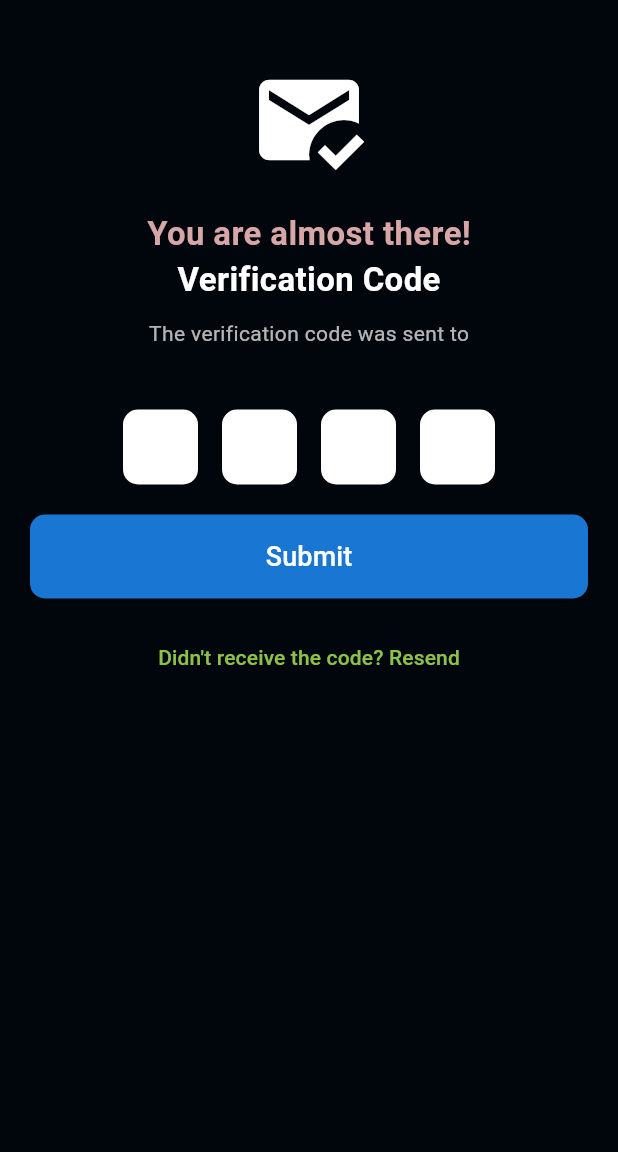
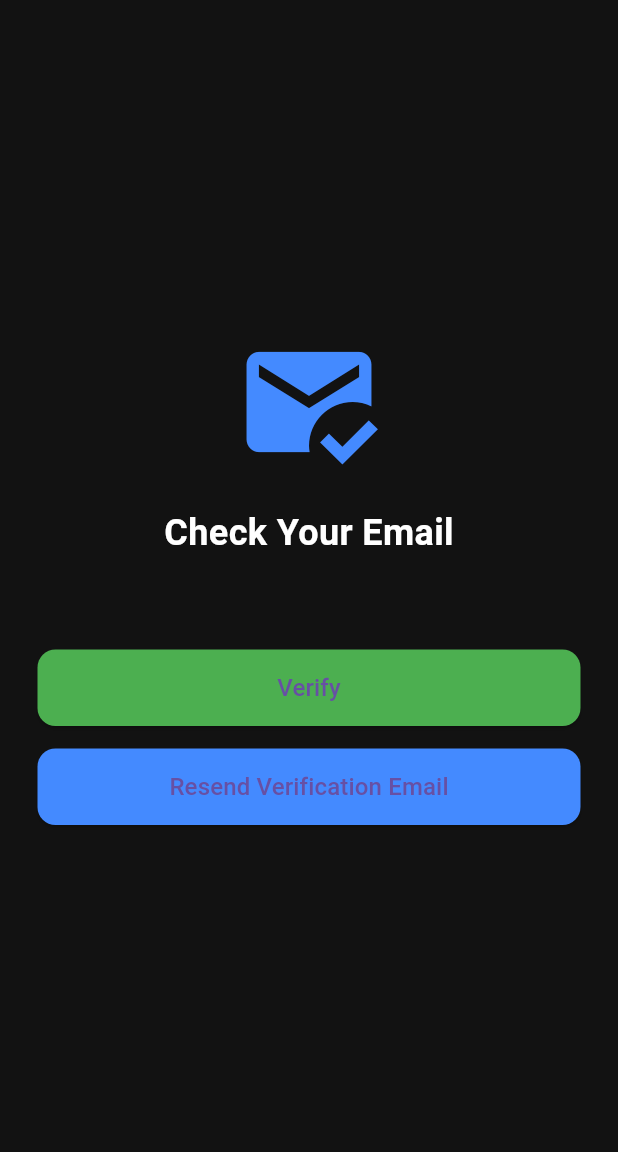
Before and after one commit to mohaiminulnirob/SWE-250_Android_App, a Flutter app: the VerificationPage screen opened directly with empty values, on a phone screen of 412 x 824 dp, the part 84-1236 px from its top. Run offline on Flutter 3.47's test engine with Material 3 defaults, Android fonts, the phone set to English and light mode, and no system bars; our stand-ins replace cloud_firestore, firebase_auth, firebase_core, table_calendar; accounts and stored records are empty; network calls fail.

Commit message:
add firebase authentication to verify email

```diff
--- a/lib/pages/verification_page.dart
+++ b/lib/pages/verification_page.dart
@@ -1,126 +1,148 @@
 import 'package:flutter/material.dart';
+import 'package:firebase_auth/firebase_auth.dart';
+import 'package:cloud_firestore/cloud_firestore.dart';
 import 'package:project/widgets/custom_app_bar.dart';
 
 class VerificationPage extends StatefulWidget {
+  final String username;
   final String email;
+  final String registration;
+  final String password;
 
-  const VerificationPage({super.key, required this.email});
+  const VerificationPage({
+    super.key,
+    required this.username,
+    required this.email,
+    required this.registration,
+    required this.password,
+  });
 
   @override
   VerificationPageState createState() => VerificationPageState();
 }
 
 class VerificationPageState extends State<VerificationPage> {
-  final List<TextEditingController> controllers =
-      List.generate(4, (index) => TextEditingController());
+  bool _isLoading = false;
+  final FirebaseAuth _auth = FirebaseAuth.instance;
+  final FirebaseFirestore _firestore = FirebaseFirestore.instance;
 
-  void verifyCode() {
-    String enteredCode =
-        controllers.map((controller) => controller.text).join();
-    if (enteredCode.length == 4) {
+  Future<void> _checkVerification() async {
+    setState(() => _isLoading = true);
+
+    await _auth.currentUser?.reload();
+    if (_auth.currentUser!.emailVerified) {
+      await _saveUserToFirestore();
+      if (mounted) {
+        ScaffoldMessenger.of(context).showSnackBar(
+          const SnackBar(
+              content: Text("Email verified! You can now log in."),
+              backgroundColor: Colors.green),
+        );
         Navigator.pushReplacementNamed(context, '/login');
+      }
     } else {
       ScaffoldMessenger.of(context).showSnackBar(
-        const SnackBar(content: Text("Please enter a valid 4-digit code")),
+        const SnackBar(
+            content: Text("Email not verified yet!"),
+            backgroundColor: Colors.red),
       );
     }
+
+    setState(() => _isLoading = false);
+  }
+
+  Future<void> _saveUserToFirestore() async {
+    await _firestore.collection("users").doc(_auth.currentUser!.uid).set({
+      "username": widget.username,
+      "email": widget.email,
+      "registration": widget.registration,
+      "uid": _auth.currentUser!.uid,
+      "createdAt": FieldValue.serverTimestamp(),
+    });
+  }
+
+  Future<void> _resendVerificationEmail() async {
+    setState(() => _isLoading = true);
+
+    await _auth.currentUser?.sendEmailVerification();
+
+    ScaffoldMessenger.of(context).showSnackBar(
+      const SnackBar(
+          content: Text("Verification email resent!"),
+          backgroundColor: Colors.blue),
+    );
+
+    setState(() => _isLoading = false);
   }
 
   @override
   Widget build(BuildContext context) {
     return Scaffold(
-      backgroundColor: const Color.fromARGB(255, 1, 6, 12),
+      backgroundColor: const Color(0xFF121212),
       appBar: const CustomAppBar(title: "SpotEase SUST", showBackButton: true),
-      body: SafeArea(
-        child: SingleChildScrollView(
-          keyboardDismissBehavior: ScrollViewKeyboardDismissBehavior.onDrag,
+      body: Center(
         child: Padding(
-            padding: const EdgeInsets.symmetric(horizontal: 20, vertical: 40),
+          padding: const EdgeInsets.symmetric(horizontal: 25),
           child: Column(
             mainAxisAlignment: MainAxisAlignment.center,
+            crossAxisAlignment: CrossAxisAlignment.center,
             children: [
               const Icon(Icons.mark_email_read,
-                    size: 80, color: Colors.white),
+                  size: 100, color: Colors.blueAccent),
               const SizedBox(height: 20),
               const Text(
-                  "You are almost there!",
+                "Check Your Email",
                 style: TextStyle(
-                      color: Color.fromARGB(255, 215, 167, 167),
-                      fontSize: 22,
+                    color: Colors.white,
+                    fontSize: 24,
                     fontWeight: FontWeight.bold),
               ),
-                const Text(
-                  "Verification Code",
-                  style: TextStyle(
-                      color: Colors.white,
-                      fontSize: 22,
-                      fontWeight: FontWeight.bold),
-                ),
-                const SizedBox(height: 10),
-                const Text(
-                  "The verification code was sent to",
-                  style: TextStyle(color: Colors.white70),
-                ),
+              const SizedBox(height: 8),
               Text(
                 widget.email,
                 style: const TextStyle(
-                      color: Colors.white, fontWeight: FontWeight.bold),
+                    color: Colors.white70,
+                    fontSize: 16,
+                    fontWeight: FontWeight.w500),
+                textAlign: TextAlign.center,
               ),
-                const SizedBox(height: 20),
-                Row(
-                  mainAxisAlignment: MainAxisAlignment.center,
-                  children: List.generate(
-                    4,
-                    (index) => Container(
-                      width: 50,
-                      height: 50,
-                      margin: const EdgeInsets.symmetric(horizontal: 8),
-                      decoration: BoxDecoration(
-                        color: Colors.white,
-                        borderRadius: BorderRadius.circular(10),
-                      ),
-                      child: TextField(
-                        controller: controllers[index],
-                        keyboardType: TextInputType.number,
-                        textAlign: TextAlign.center,
-                        maxLength: 1,
-                        style: const TextStyle(fontSize: 20),
-                        decoration: const InputDecoration(
-                          counterText: "",
-                          border: InputBorder.none,
-                        ),
-                        onChanged: (value) {
-                          if (value.isNotEmpty && index < 3) {
-                            FocusScope.of(context).nextFocus();
-                          }
-                        },
-                      ),
-                    ),
-                  ),
-                ),
-                const SizedBox(height: 20),
+              const SizedBox(height: 30),
+              _isLoading
+                  ? const CircularProgressIndicator(color: Colors.blueAccent)
+                  : Column(
+                      children: [
                         SizedBox(
                           width: double.infinity,
                           child: ElevatedButton(
-                    onPressed: verifyCode,
+                            onPressed: _checkVerification,
                             style: ElevatedButton.styleFrom(
-                      backgroundColor: Colors.blue.shade700,
-                      padding: const EdgeInsets.symmetric(vertical: 15),
+                              backgroundColor: Colors.green,
                               shape: RoundedRectangleBorder(
-                          borderRadius: BorderRadius.circular(10)),
+                                  borderRadius: BorderRadius.circular(12)),
+                              padding: const EdgeInsets.symmetric(vertical: 14),
                             ),
-                    child: const Text("Submit",
-                        style: TextStyle(fontSize: 18, color: Colors.white)),
+                            child: const Text("Verify",
+                                style: TextStyle(fontSize: 16)),
                           ),
                         ),
                         const SizedBox(height: 15),
-                TextButton(
-                  onPressed: () {},
-                  child: const Text("Didn't receive the code? Resend",
-                      style: TextStyle(color: Colors.lightGreen)),
+                        SizedBox(
+                          width: double.infinity,
+                          child: ElevatedButton(
+                            onPressed: _resendVerificationEmail,
+                            style: ElevatedButton.styleFrom(
+                              backgroundColor: Colors.blueAccent,
+                              shape: RoundedRectangleBorder(
+                                  borderRadius: BorderRadius.circular(12)),
+                              padding: const EdgeInsets.symmetric(vertical: 14),
+                            ),
+                            child: const Text("Resend Verification Email",
+                                style: TextStyle(fontSize: 16)),
+                          ),
                         ),
                       ],
                     ),
+            ],
           ),
         ),
       ),
--- a/pubspec.yaml
+++ b/pubspec.yaml
@@ -31,10 +31,13 @@ dependencies:
   flutter:
     sdk: flutter
   table_calendar: ^3.0.9
-
+  firebase_core: ^3.12.1
+  firebase_auth: ^5.5.1
+  cloud_firestore: ^5.6.5
   # The following adds the Cupertino Icons font to your application.
   # Use with the CupertinoIcons class for iOS style icons.
   cupertino_icons: ^1.0.8
+
 
 dev_dependencies:
   flutter_test:
```
Also changed, not shown: lib/main.dart (+19 -8 lines), lib/pages/login_page.dart (+40 -45 lines), lib/pages/profile_page.dart (added, +182 -0 lines), lib/pages/registration_page.dart (+85 -56 lines), lib/services/auth_service.dart (added, +98 -0 lines), assets/images/image.jpg (added), firebase.json (added), lib/firebase_options.dart (added), pubspec.lock, 6 other files. Lines whose indentation alone changed are shown as unchanged.
